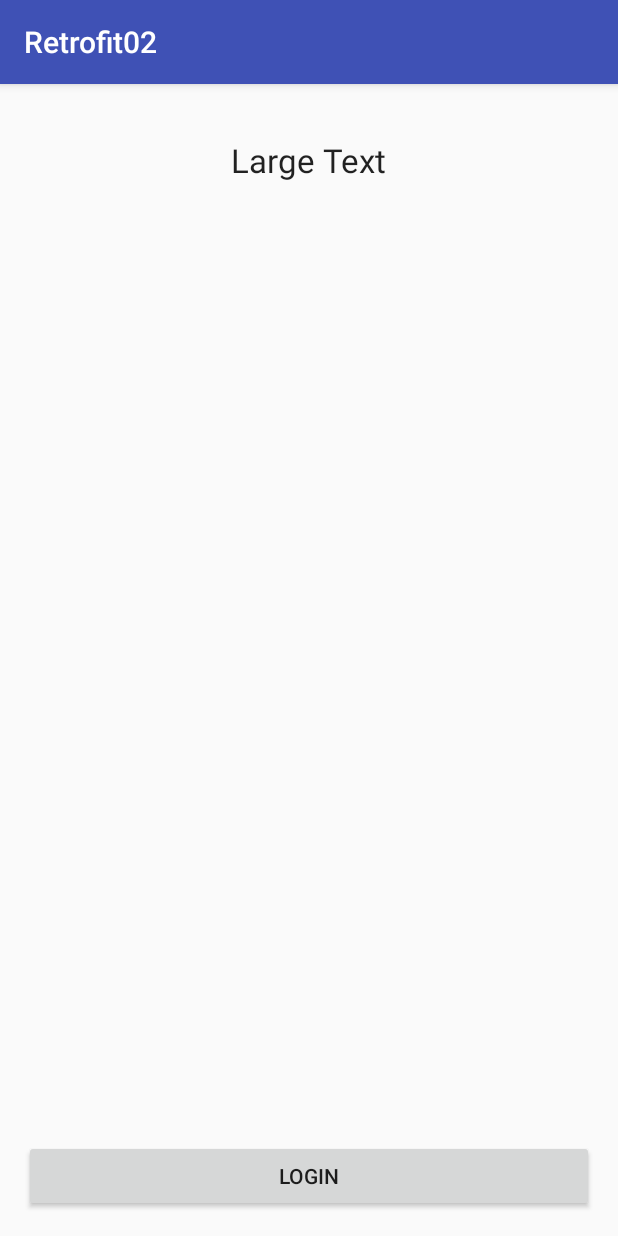
After one commit to e-tverdokhleb/Retrofit02, an Android app: the AuthActivity screen opened directly, with no data from a screen before it, on a phone screen of 412 x 824 dp. The commit adds this screen. Run offline under Robolectric (Android 15) with nearby library versions, the phone set to English and light mode, and no system bars.

Commit message:
v 0.4
added auth with oAuth

```diff
--- /dev/null
+++ b/app/src/main/java/com/example/hp/retrofit02/AuthActivity.java
@@ -0,0 +1,84 @@
+package com.example.hp.retrofit02;
+
+
+import android.app.Activity;
+import android.content.Intent;
+import android.net.Uri;
+import android.os.Bundle;
+import android.support.v7.app.AppCompatActivity;
+import android.util.Log;
+import android.view.View;
+import android.widget.Button;
+
+import java.io.IOException;
+
+import retrofit2.Call;
+
+public class AuthActivity extends AppCompatActivity {
+/*
+    public static String OAUTH_URL = "https://github.com/login/oauth/authorize";
+
+    public static String OAUTH_ACCESS_TOKEN_URL = "https://github.com/login/oauth/access_token";
+                https://api.twitter.com/oauth/access_token
+    public static String CLIENT_ID = "D9PMov04JuXz7GyhPsoxmS0Bk";
+    public static String CLIENT_SECRET = "EmUlx2NcXtYowaRmaqz2MreCLOTFa8dOu6sIompvN1e7lcGChz";
+
+    public static String CALLBACK_URL = "http://localhost";
+
+    OAUTH_URL + "?client_id=" + CLIENT_ID;
+    https://api.twitter.com/oauth/authorize?client_id=D9PMov04JuXz7GyhPsoxmS0Bk
+
+    String query = "client_id=" + CLIENT_ID + "&client_secret=" + CLIENT_SECRET + "&code=" + accessCode;
+ */
+
+    private final String clientId = "D9PMov04JuXz7GyhPsoxmS0Bk";
+    private final String clientSecret = "EmUlx2NcXtYowaRmaqz2MreCLOTFa8dOu6sIompvN1e7lcGChz";
+    private final String redirectUri = "";
+
+    private static final String TAG = "Class -AuthActivity";
+
+    @Override
+    protected void onCreate(Bundle savedInstanceState){
+        super.onCreate(savedInstanceState);
+        setContentView(R.layout.activity_auth);
+
+        Button btnLogin = (Button) findViewById(R.id.btnLogin);
+        if (btnLogin != null) {
+            btnLogin.setOnClickListener(new View.OnClickListener(){
+                @Override
+                public void onClick(View v) {
+                    Intent intent = new Intent(
+                            Intent.ACTION_VIEW,
+                            Uri.parse(ServiceGenerator.API_BASE_URL + "activity_login" + "?client_id=" + clientId + "&redirect_uri=" + redirectUri));
+                    startActivity(intent);
+                }
+            });
+
+        }
+    }
+
+    @Override
+    protected void onResume(){
+        super.onResume();
+
+        Uri uri = getIntent().getData();
+        if (uri != null && uri.toString().startsWith(redirectUri)){
+            String code = uri.getQueryParameter("code");
+            if (code != null) {
+                Log.d(TAG, code );
+                LoginService loginService = ServiceGenerator.createService(LoginService.class, clientId,  clientSecret);
+                Call<ServiceGenerator.AccessToken> call = loginService.getAccessToken(code, "autorization_code");
+                try {
+                    ServiceGenerator.AccessToken accessToken = call.execute().body();
+                } catch (IOException e) {
+                    e.printStackTrace();
+                }
+            }else if (uri.getQueryParameter("error") != null) {
+                Log.e(TAG, "Query parameter - error");
+            }
+        }
+
+    }
+
+
+}
--- /dev/null
+++ b/app/src/main/java/com/example/hp/retrofit02/LoginService.java
@@ -0,0 +1,14 @@
+package com.example.hp.retrofit02;
+
+import retrofit2.Call;
+import retrofit2.http.Field;
+import retrofit2.http.FormUrlEncoded;
+import retrofit2.http.POST;
+
+public interface LoginService {
+    @FormUrlEncoded
+    @POST("/token")
+    Call<ServiceGenerator.AccessToken> getAccessToken(
+        @Field("code") String code,
+        @Field("grant_type") String grantType);
+}
--- /dev/null
+++ b/app/src/main/res/layout/activity_auth.xml
@@ -0,0 +1,29 @@
+<?xml version="1.0" encoding="utf-8"?>
+<RelativeLayout xmlns:android="http://schemas.android.com/apk/res/android"
+    xmlns:tools="http://schemas.android.com/tools"
+    android:layout_width="match_parent"
+    android:layout_height="match_parent"
+    android:paddingBottom="@dimen/activity_vertical_margin"
+    android:paddingLeft="@dimen/activity_horizontal_margin"
+    android:paddingRight="@dimen/activity_horizontal_margin"
+    android:paddingTop="@dimen/activity_vertical_margin"
+    tools:context="com.example.hp.retrofit02.AuthActivity">
+    <Button
+        android:layout_width="match_parent"
+        android:layout_height="wrap_content"
+        android:text="Login"
+        android:id="@+id/btnLogin"
+        android:gravity="center_vertical|center_horizontal"
+        android:layout_alignParentBottom="true"
+        android:layout_centerInParent="true" />
+
+    <TextView
+        android:layout_width="wrap_content"
+        android:layout_height="wrap_content"
+        android:layout_marginTop="20dp"
+        android:textAppearance="?android:attr/textAppearanceLarge"
+        android:text="Large Text"
+        android:id="@+id/tvLoginResult"
+        android:layout_alignParentTop="true"
+        android:layout_centerHorizontal="true" />
+</RelativeLayout>
```
Also changed, not shown: app/src/main/AndroidManifest.xml (+21 -6 lines), app/src/main/java/com/example/hp/retrofit02/MainActivity.java (+11 -8 lines), app/src/main/res/layout/activity_main2.xml (deleted, +0 -26 lines).
